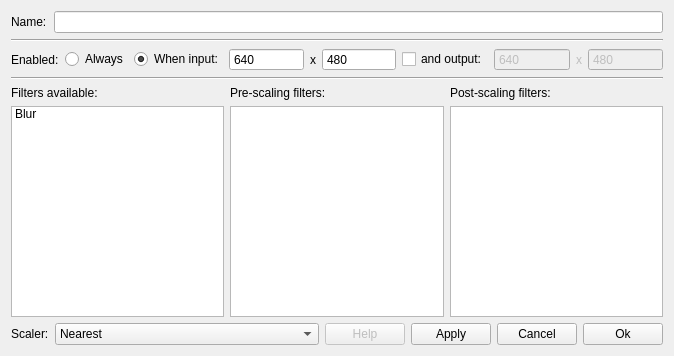
Above: src/display/qt/d_filter_set_dialog.ui from mrehkopf/vcs before the change. Below: the same form after it.
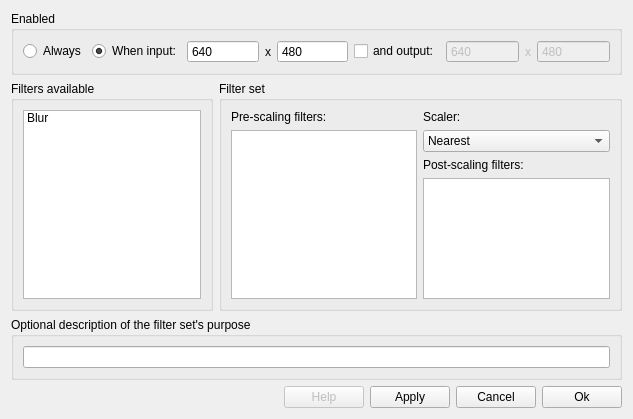
That is the form after the change. Custom widgets are drawn as their Qt base class.

Commit message: GUI: Tweak filter set creation dialog's layout

```diff
--- a/src/display/qt/d_filter_set_dialog.ui
+++ b/src/display/qt/d_filter_set_dialog.ui
@@ -6,51 +6,22 @@
    <rect>
     <x>0</x>
     <y>0</y>
-    <width>674</width>
-    <height>356</height>
+    <width>633</width>
+    <height>419</height>
    </rect>
   </property>
   <property name="windowTitle">
    <string>Dialog</string>
   </property>
-  <layout class="QVBoxLayout" name="verticalLayout_2">
+  <layout class="QVBoxLayout" name="verticalLayout_5">
    <item>
-    <layout class="QHBoxLayout" name="horizontalLayout_7" stretch="4">
-     <property name="spacing">
-      <number>7</number>
+    <widget class="QGroupBox" name="groupBox_3">
+     <property name="title">
+      <string>Enabled</string>
      </property>
-     <item>
-      <layout class="QHBoxLayout" name="horizontalLayout_6">
-       <item>
-        <widget class="QLabel" name="label_4">
-         <property name="text">
-          <string>Name:</string>
-         </property>
-        </widget>
-       </item>
-       <item>
-        <widget class="QLineEdit" name="lineEdit_description"/>
-       </item>
-      </layout>
-     </item>
-    </layout>
-   </item>
-   <item>
-    <widget class="Line" name="line">
-     <property name="orientation">
-      <enum>Qt::Horizontal</enum>
-     </property>
-    </widget>
-   </item>
+     <layout class="QVBoxLayout" name="verticalLayout_6">
    <item>
     <layout class="QHBoxLayout" name="horizontalLayout_4">
-     <item>
-      <widget class="QLabel" name="label_5">
-       <property name="text">
-        <string>Enabled:</string>
-       </property>
-      </widget>
-     </item>
      <item>
       <widget class="QRadioButton" name="radioButton_activeAlways">
        <property name="text">
@@ -212,27 +183,17 @@
      </item>
     </layout>
    </item>
-   <item>
-    <widget class="Line" name="line_2">
-     <property name="orientation">
-      <enum>Qt::Horizontal</enum>
-     </property>
+     </layout>
     </widget>
    </item>
    <item>
-    <layout class="QHBoxLayout" name="horizontalLayout_2">
+    <layout class="QHBoxLayout" name="horizontalLayout_2" stretch="1,2">
      <item>
-      <layout class="QVBoxLayout" name="verticalLayout_5">
-       <property name="bottomMargin">
-        <number>0</number>
+      <widget class="QGroupBox" name="groupBox_4">
+       <property name="title">
+        <string>Filters available</string>
        </property>
-       <item>
-        <widget class="QLabel" name="label_8">
-         <property name="text">
-          <string>Filters available:</string>
-         </property>
-        </widget>
-       </item>
+       <layout class="QVBoxLayout" name="verticalLayout_7">
        <item>
         <widget class="Widget_FilterList" name="listWidget_filterList">
          <property name="frameShape">
@@ -258,7 +219,17 @@
         </widget>
        </item>
       </layout>
+       <zorder>listWidget_filterList</zorder>
+       <zorder>listWidget_filterList</zorder>
+       <zorder>listWidget_filterList</zorder>
+      </widget>
      </item>
+     <item>
+      <widget class="QGroupBox" name="groupBox">
+       <property name="title">
+        <string>Filter set</string>
+       </property>
+       <layout class="QHBoxLayout" name="horizontalLayout">
      <item>
       <layout class="QVBoxLayout" name="verticalLayout">
        <property name="spacing">
@@ -303,52 +274,8 @@
      </item>
      <item>
       <layout class="QVBoxLayout" name="verticalLayout_4">
-       <property name="spacing">
-        <number>6</number>
-       </property>
        <item>
-        <widget class="QLabel" name="label">
-         <property name="text">
-          <string>Post-scaling filters:</string>
-         </property>
-         <property name="alignment">
-          <set>Qt::AlignLeading|Qt::AlignLeft|Qt::AlignVCenter</set>
-         </property>
-        </widget>
-       </item>
-       <item>
-        <widget class="QListWidget" name="listWidget_postFilters">
-         <property name="verticalScrollBarPolicy">
-          <enum>Qt::ScrollBarAsNeeded</enum>
-         </property>
-         <property name="dragEnabled">
-          <bool>true</bool>
-         </property>
-         <property name="dragDropMode">
-          <enum>QAbstractItemView::DragDrop</enum>
-         </property>
-         <property name="defaultDropAction">
-          <enum>Qt::MoveAction</enum>
-         </property>
-         <property name="alternatingRowColors">
-          <bool>false</bool>
-         </property>
-         <property name="selectionBehavior">
-          <enum>QAbstractItemView::SelectItems</enum>
-         </property>
-        </widget>
-       </item>
-      </layout>
-     </item>
-    </layout>
-   </item>
-   <item>
-    <layout class="QHBoxLayout" name="horizontalLayout_5">
-     <item>
-      <layout class="QHBoxLayout" name="horizontalLayout">
-       <property name="spacing">
-        <number>6</number>
-       </property>
+           <layout class="QVBoxLayout" name="verticalLayout_2">
        <item>
         <widget class="QLabel" name="label_2">
          <property name="text">
@@ -384,6 +311,80 @@
       </layout>
      </item>
      <item>
+           <layout class="QVBoxLayout" name="verticalLayout_3">
+            <item>
+             <widget class="QLabel" name="label">
+              <property name="text">
+               <string>Post-scaling filters:</string>
+              </property>
+              <property name="alignment">
+               <set>Qt::AlignLeading|Qt::AlignLeft|Qt::AlignVCenter</set>
+              </property>
+             </widget>
+            </item>
+            <item>
+             <widget class="QListWidget" name="listWidget_postFilters">
+              <property name="verticalScrollBarPolicy">
+               <enum>Qt::ScrollBarAsNeeded</enum>
+              </property>
+              <property name="dragEnabled">
+               <bool>true</bool>
+              </property>
+              <property name="dragDropMode">
+               <enum>QAbstractItemView::DragDrop</enum>
+              </property>
+              <property name="defaultDropAction">
+               <enum>Qt::MoveAction</enum>
+              </property>
+              <property name="alternatingRowColors">
+               <bool>false</bool>
+              </property>
+              <property name="selectionBehavior">
+               <enum>QAbstractItemView::SelectItems</enum>
+              </property>
+             </widget>
+            </item>
+           </layout>
+          </item>
+         </layout>
+        </item>
+       </layout>
+      </widget>
+     </item>
+    </layout>
+   </item>
+   <item>
+    <widget class="QGroupBox" name="groupBox_2">
+     <property name="title">
+      <string>Optional description of the filter set's purpose</string>
+     </property>
+     <layout class="QVBoxLayout" name="verticalLayout_8">
+      <item>
+       <widget class="QLineEdit" name="lineEdit_description">
+        <property name="placeholderText">
+         <string/>
+        </property>
+       </widget>
+      </item>
+     </layout>
+    </widget>
+   </item>
+   <item>
+    <layout class="QHBoxLayout" name="horizontalLayout_5">
+     <item>
+      <spacer name="horizontalSpacer">
+       <property name="orientation">
+        <enum>Qt::Horizontal</enum>
+       </property>
+       <property name="sizeHint" stdset="0">
+        <size>
+         <width>40</width>
+         <height>20</height>
+        </size>
+       </property>
+      </spacer>
+     </item>
+     <item>
       <widget class="QPushButton" name="pushButton_help">
        <property name="enabled">
         <bool>false</bool>
```
Left out of the diff: 6 changed lines with no effect on the pictures. Lines whose indentation alone changed are shown as unchanged. The commit also changes 1 other file.
